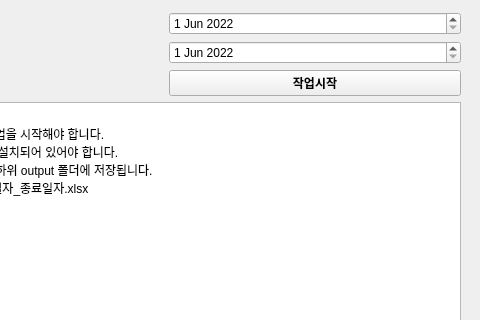
Old version of the form KNCA_crawler.ui in the repository alsoj/sideproejct; both pictures show x 151 to 631 and y 0 to 320 of the 631 by 481 pixel window.
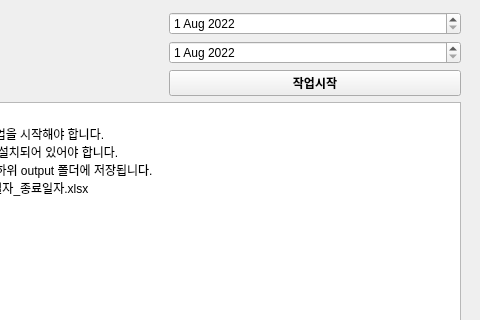
New version of the form.

```diff
--- a/KNCA_crawler.ui
+++ b/KNCA_crawler.ui
@@ -14,7 +14,7 @@
    <string>KNCA_crawler</string>
   </property>
   <widget class="QWidget" name="centralwidget">
-   <widget class="QWidget" name="">
+   <widget class="QWidget" name="layoutWidget">
     <property name="geometry">
      <rect>
       <x>21</x>
@@ -47,10 +47,17 @@
            <minute>0</minute>
            <second>0</second>
            <year>2022</year>
-           <month>6</month>
+           <month>8</month>
            <day>1</day>
           </datetime>
          </property>
+         <property name="date">
+          <date>
+           <year>2022</year>
+           <month>8</month>
+           <day>1</day>
+          </date>
+         </property>
         </widget>
        </item>
       </layout>
@@ -78,10 +85,17 @@
            <minute>0</minute>
            <second>0</second>
            <year>2022</year>
-           <month>6</month>
+           <month>8</month>
            <day>1</day>
           </datetime>
          </property>
+         <property name="date">
+          <date>
+           <year>2022</year>
+           <month>8</month>
+           <day>1</day>
+          </date>
+         </property>
         </widget>
        </item>
       </layout>
```
Left out of the diff: 14 changed lines with no effect on the pictures.
